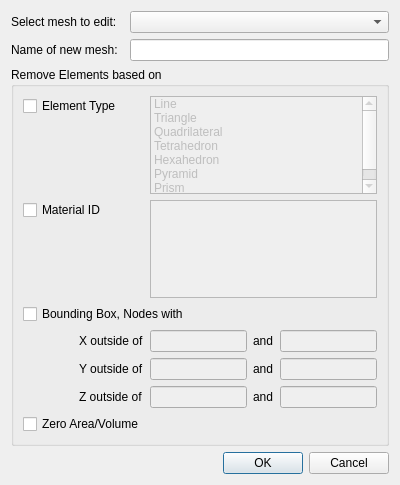
Before: the Qt Designer form Applications/DataExplorer/DataView/MeshElementRemoval.ui in ufz/ogs, drawn with Qt 5.
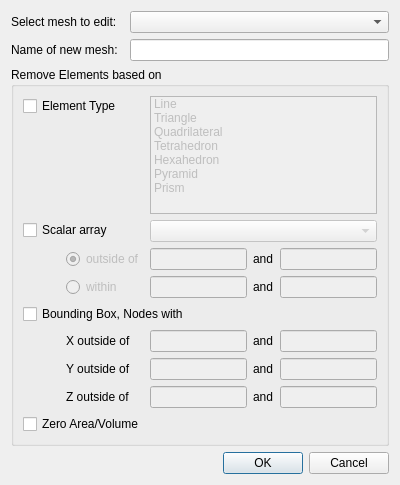
After: the same form once the commit is applied.

Commit message: extended element search and mesh removal to arbitrary scalar arrays and ranges of values

Diff of the .ui file:
```diff
--- a/Applications/DataExplorer/DataView/MeshElementRemoval.ui
+++ b/Applications/DataExplorer/DataView/MeshElementRemoval.ui
@@ -52,7 +52,55 @@
       <string>Remove Elements based on</string>
      </property>
      <layout class="QGridLayout" name="gridLayout_2">
-      <item row="4" column="0">
+      <item row="0" column="2" colspan="3">
+       <widget class="QListWidget" name="elementTypeListWidget">
+        <property name="enabled">
+         <bool>false</bool>
+        </property>
+        <property name="alternatingRowColors">
+         <bool>false</bool>
+        </property>
+        <property name="selectionMode">
+         <enum>QAbstractItemView::MultiSelection</enum>
+        </property>
+        <item>
+         <property name="text">
+          <string>Line</string>
+         </property>
+        </item>
+        <item>
+         <property name="text">
+          <string>Triangle</string>
+         </property>
+        </item>
+        <item>
+         <property name="text">
+          <string>Quadrilateral</string>
+         </property>
+        </item>
+        <item>
+         <property name="text">
+          <string>Tetrahedron</string>
+         </property>
+        </item>
+        <item>
+         <property name="text">
+          <string>Hexahedron</string>
+         </property>
+        </item>
+        <item>
+         <property name="text">
+          <string>Pyramid</string>
+         </property>
+        </item>
+        <item>
+         <property name="text">
+          <string>Prism</string>
+         </property>
+        </item>
+       </widget>
+      </item>
+      <item row="6" column="0">
        <spacer name="horizontalSpacer_2">
         <property name="orientation">
          <enum>Qt::Horizontal</enum>
@@ -65,7 +113,7 @@
         </property>
        </spacer>
       </item>
-      <item row="5" column="0">
+      <item row="7" column="0">
        <spacer name="horizontalSpacer_3">
         <property name="orientation">
          <enum>Qt::Horizontal</enum>
@@ -78,21 +126,21 @@
         </property>
        </spacer>
       </item>
-      <item row="4" column="1">
+      <item row="6" column="1">
        <widget class="QLabel" name="yOutsideLabel">
         <property name="text">
          <string>Y outside of</string>
         </property>
        </widget>
       </item>
-      <item row="4" column="3">
+      <item row="6" column="3">
        <widget class="QLabel" name="yAndLabel">
         <property name="text">
          <string>and</string>
         </property>
        </widget>
       </item>
-      <item row="3" column="4">
+      <item row="5" column="4">
        <widget class="QLineEdit" name="xMaxEdit">
         <property name="enabled">
          <bool>false</bool>
@@ -100,13 +148,13 @@
        </widget>
       </item>
       <item row="1" column="0" colspan="2" alignment="Qt::AlignTop">
-       <widget class="QCheckBox" name="materialIDCheckBox">
+       <widget class="QCheckBox" name="scalarArrayCheckBox">
         <property name="text">
-         <string>Material ID</string>
+         <string>Scalar array</string>
         </property>
        </widget>
       </item>
-      <item row="3" column="1">
+      <item row="5" column="1">
        <widget class="QLabel" name="xOutsideLabel">
         <property name="text">
          <string>X outside of</string>
@@ -120,70 +168,70 @@
         </property>
        </widget>
       </item>
-      <item row="6" column="0" colspan="2">
+      <item row="8" column="0" colspan="2">
        <widget class="QCheckBox" name="zeroVolumeCheckBox">
         <property name="text">
          <string>Zero Area/Volume</string>
         </property>
        </widget>
       </item>
-      <item row="5" column="1">
+      <item row="7" column="1">
        <widget class="QLabel" name="zOutsideLabel">
         <property name="text">
          <string>Z outside of</string>
         </property>
        </widget>
       </item>
-      <item row="3" column="3">
+      <item row="5" column="3">
        <widget class="QLabel" name="xAndLabel">
         <property name="text">
          <string>and</string>
         </property>
        </widget>
       </item>
-      <item row="5" column="2">
+      <item row="7" column="2">
        <widget class="QLineEdit" name="zMinEdit">
         <property name="enabled">
          <bool>false</bool>
         </property>
        </widget>
       </item>
-      <item row="4" column="4">
+      <item row="6" column="4">
        <widget class="QLineEdit" name="yMaxEdit">
         <property name="enabled">
          <bool>false</bool>
         </property>
        </widget>
       </item>
-      <item row="5" column="3">
+      <item row="7" column="3">
        <widget class="QLabel" name="zAndLabel">
         <property name="text">
          <string>and</string>
         </property>
        </widget>
       </item>
-      <item row="3" column="2">
+      <item row="5" column="2">
        <widget class="QLineEdit" name="xMinEdit">
         <property name="enabled">
          <bool>false</bool>
         </property>
        </widget>
       </item>
-      <item row="4" column="2">
+      <item row="6" column="2">
        <widget class="QLineEdit" name="yMinEdit">
         <property name="enabled">
          <bool>false</bool>
         </property>
        </widget>
       </item>
-      <item row="5" column="4">
+      <item row="7" column="4">
        <widget class="QLineEdit" name="zMaxEdit">
         <property name="enabled">
          <bool>false</bool>
         </property>
        </widget>
       </item>
-      <item row="3" column="0">
+      <item row="5" column="0">
        <spacer name="horizontalSpacer">
         <property name="orientation">
          <enum>Qt::Horizontal</enum>
@@ -196,71 +244,108 @@
         </property>
        </spacer>
       </item>
-      <item row="2" column="0" colspan="3">
+      <item row="4" column="0" colspan="3">
        <widget class="QCheckBox" name="boundingBoxCheckBox">
         <property name="text">
          <string>Bounding Box, Nodes with</string>
         </property>
        </widget>
       </item>
-      <item row="0" column="2" colspan="3">
-       <widget class="QListWidget" name="elementTypeListWidget">
+      <item row="3" column="1">
+       <widget class="QRadioButton" name="insideButton">
         <property name="enabled">
          <bool>false</bool>
         </property>
-        <property name="alternatingRowColors">
+        <property name="text">
+         <string>within</string>
+        </property>
+       </widget>
+      </item>
+      <item row="2" column="2">
+       <widget class="QLineEdit" name="outsideScalarMinEdit">
+        <property name="enabled">
          <bool>false</bool>
         </property>
-        <property name="selectionMode">
-         <enum>QAbstractItemView::MultiSelection</enum>
+       </widget>
+      </item>
+      <item row="3" column="0">
+       <spacer name="horizontalSpacer_5">
+        <property name="orientation">
+         <enum>Qt::Horizontal</enum>
         </property>
-        <item>
-         <property name="text">
-          <string>Line</string>
-         </property>
-        </item>
-        <item>
-         <property name="text">
-          <string>Triangle</string>
-         </property>
-        </item>
-        <item>
-         <property name="text">
-          <string>Quadrilateral</string>
-         </property>
-        </item>
-        <item>
-         <property name="text">
-          <string>Tetrahedron</string>
-         </property>
-        </item>
-        <item>
-         <property name="text">
-          <string>Hexahedron</string>
-         </property>
-        </item>
-        <item>
-         <property name="text">
-          <string>Pyramid</string>
-         </property>
-        </item>
-        <item>
-         <property name="text">
-          <string>Prism</string>
-         </property>
-        </item>
+        <property name="sizeHint" stdset="0">
+         <size>
+          <width>40</width>
+          <height>20</height>
+         </size>
+        </property>
+       </spacer>
+      </item>
+      <item row="2" column="4">
+       <widget class="QLineEdit" name="outsideScalarMaxEdit">
+        <property name="enabled">
+         <bool>false</bool>
+        </property>
        </widget>
       </item>
       <item row="1" column="2" colspan="3">
-       <widget class="QListWidget" name="materialListWidget">
+       <widget class="QComboBox" name="scalarArrayComboBox">
         <property name="enabled">
          <bool>false</bool>
         </property>
-        <property name="alternatingRowColors">
+       </widget>
+      </item>
+      <item row="2" column="0">
+       <spacer name="horizontalSpacer_4">
+        <property name="orientation">
+         <enum>Qt::Horizontal</enum>
+        </property>
+        <property name="sizeHint" stdset="0">
+         <size>
+          <width>40</width>
+          <height>20</height>
+         </size>
+        </property>
+       </spacer>
+      </item>
+      <item row="2" column="3">
+       <widget class="QLabel" name="outsideAndLabel">
+        <property name="text">
+         <string>and</string>
+        </property>
+       </widget>
+      </item>
+      <item row="3" column="3">
+       <widget class="QLabel" name="insideAndLabel">
+        <property name="text">
+         <string>and</string>
+        </property>
+       </widget>
+      </item>
+      <item row="3" column="2">
+       <widget class="QLineEdit" name="insideScalarMinEdit">
+        <property name="enabled">
          <bool>false</bool>
         </property>
-        <property name="selectionMode">
-         <enum>QAbstractItemView::MultiSelection</enum>
+       </widget>
+      </item>
+      <item row="3" column="4">
+       <widget class="QLineEdit" name="insideScalarMaxEdit">
+        <property name="enabled">
+         <bool>false</bool>
+        </property>
+       </widget>
+      </item>
+      <item row="2" column="1">
+       <widget class="QRadioButton" name="outsideButton">
+        <property name="enabled">
+         <bool>false</bool>
+        </property>
+        <property name="text">
+         <string>outside of</string>
+        </property>
+        <property name="checked">
+         <bool>true</bool>
         </property>
        </widget>
       </item>
```
Left out of the diff: 11 changed lines with no effect on the pictures. The commit also changes 5 other files.
